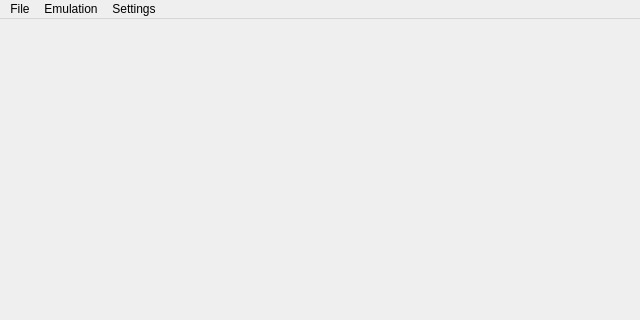
The window that mainwindow.ui (simple64/simple64-gui) describes before a commit, drawn with Qt 5; both pictures show x 0 to 640 and y 0 to 320 of the 640 by 480 pixel window.
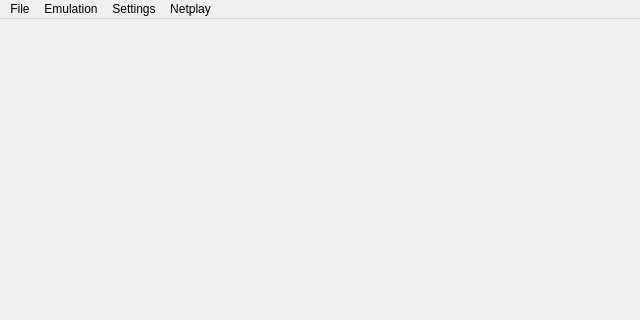
The same window after the commit.

```diff
--- a/mainwindow.ui
+++ b/mainwindow.ui
@@ -67,9 +67,17 @@
     <addaction name="separator"/>
     <addaction name="actionView_Log"/>
    </widget>
+   <widget class="QMenu" name="menuNetplay">
+    <property name="title">
+     <string>Netplay</string>
+    </property>
+    <addaction name="actionCreate_Room"/>
+    <addaction name="actionJoin_Room"/>
+   </widget>
    <addaction name="menuFile"/>
    <addaction name="menuEmulation"/>
    <addaction name="menuSettings"/>
+   <addaction name="menuNetplay"/>
   </widget>
   <widget class="QStatusBar" name="statusBar"/>
   <action name="actionOpen_ROM">
```
Left out of the diff: 10 changed lines with no effect on the pictures.
